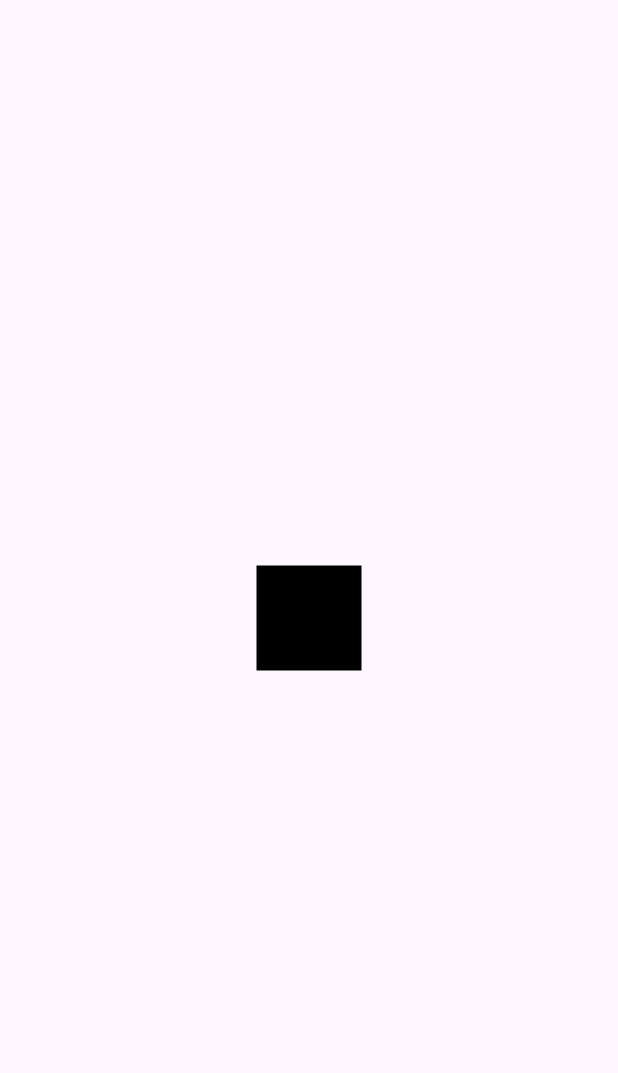
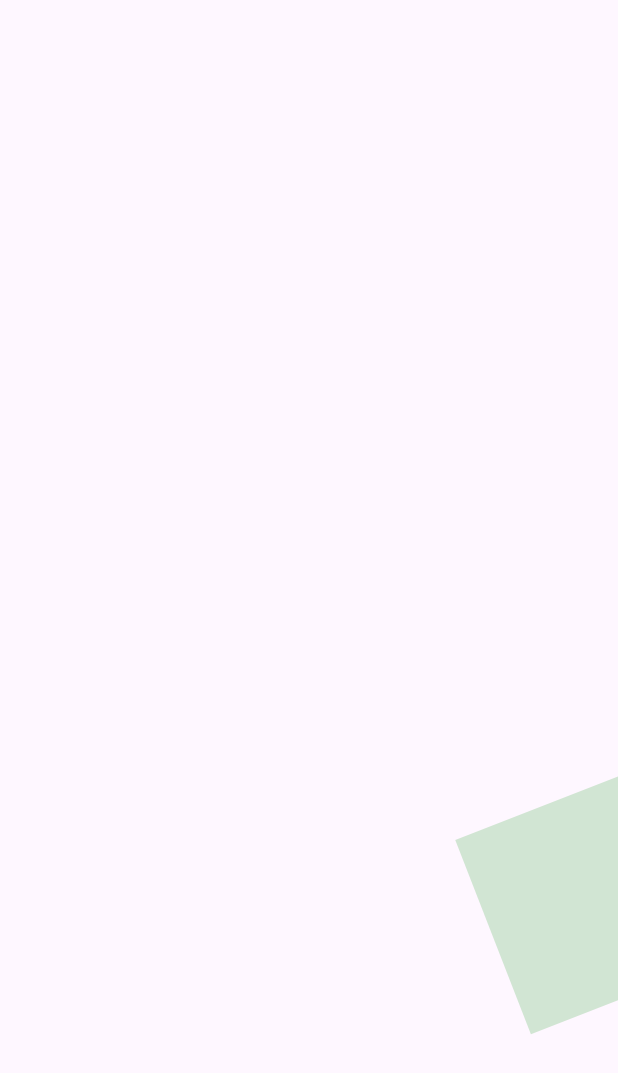
Before and after one commit to carlosdiazz/flutter_disenos_2, a Flutter app: the screen it shows after launch, on a phone screen of 412 x 824 dp. Shown: the top 1073 px of the screen. Run offline on Flutter 3.47's test engine with Material 3 defaults, Android fonts, the phone set to English and light mode, and no system bars.

Commit message:
TErmine Animaciones

```diff
--- a/lib/src/pages/animaciones_page.dart
+++ b/lib/src/pages/animaciones_page.dart
@@ -1,4 +1,5 @@
 import 'package:flutter/material.dart';
+import 'dart:math' as math;
 
 class AnimacionesPage extends StatelessWidget {
   const AnimacionesPage({super.key});
@@ -22,10 +23,72 @@ class CuadradoAnimado extends StatefulWidget {
   State<CuadradoAnimado> createState() => _CuadradoAnimadoState();
 }
 
-class _CuadradoAnimadoState extends State<CuadradoAnimado> {
+class _CuadradoAnimadoState extends State<CuadradoAnimado>
+    with SingleTickerProviderStateMixin {
+  late AnimationController controller;
+  late Animation<double> rotacion;
+  late Animation<double> opacidad;
+  late Animation<double> opacidadOut;
+  late Animation<double> mover;
+  late Animation<double> agrandar;
+
+  @override
+  void initState() {
+    controller = AnimationController(
+        vsync: this, duration: const Duration(milliseconds: 4000));
+
+    rotacion = Tween(begin: 0.0, end: 4.0 * math.pi)
+        .animate(CurvedAnimation(parent: controller, curve: Curves.bounceIn));
+
+    opacidad = Tween(begin: 0.1, end: 1.0)
+        .animate(CurvedAnimation(parent: controller, curve: Interval(0, 0.25)));
+
+    opacidadOut = Tween(begin: 0.0, end: 1.0).animate(
+        CurvedAnimation(parent: controller, curve: Interval(0.75, 1.0)));
+
+    mover = Tween(begin: 0.0, end: 200.0).animate(controller);
+
+    agrandar = Tween(begin: 0.0, end: 2.0)
+        .animate(CurvedAnimation(parent: controller, curve: Curves.easeOut));
+
+    controller.addListener(() {
+      if (controller.status == AnimationStatus.completed) {
+        //controller.reverse();
+        //controller.reset();
+        controller.repeat();
+      }
+      //else if (controller.status == AnimationStatus.dismissed) {
+      //  controller.forward();
+      //}
+    });
+    super.initState();
+  }
+
+  @override
+  void dispose() {
+    controller.dispose();
+    super.dispose();
+  }
+
   @override
   Widget build(BuildContext context) {
-    return const _Rectangulo();
+    //Paly o reproducion;
+    controller.forward();
+    return AnimatedBuilder(
+      animation: controller,
+      child: const _Rectangulo(),
+      builder: (BuildContext context, Widget? child) {
+        return Transform.translate(
+          offset: Offset(mover.value, mover.value),
+          child: Transform.rotate(
+              angle: rotacion.value,
+              child: Opacity(
+                  opacity: opacidad.value - opacidadOut.value,
+                  child: Transform.scale(scale: agrandar.value, child: child))),
+        );
+      },
+    );
+    //return const _Rectangulo();
   }
 }
 
@@ -37,7 +100,7 @@ class _Rectangulo extends StatelessWidget {
     return Container(
       width: 70,
       height: 70,
-      decoration: const BoxDecoration(color: Colors.black),
+      decoration: const BoxDecoration(color: Colors.green),
     );
   }
 }
```
